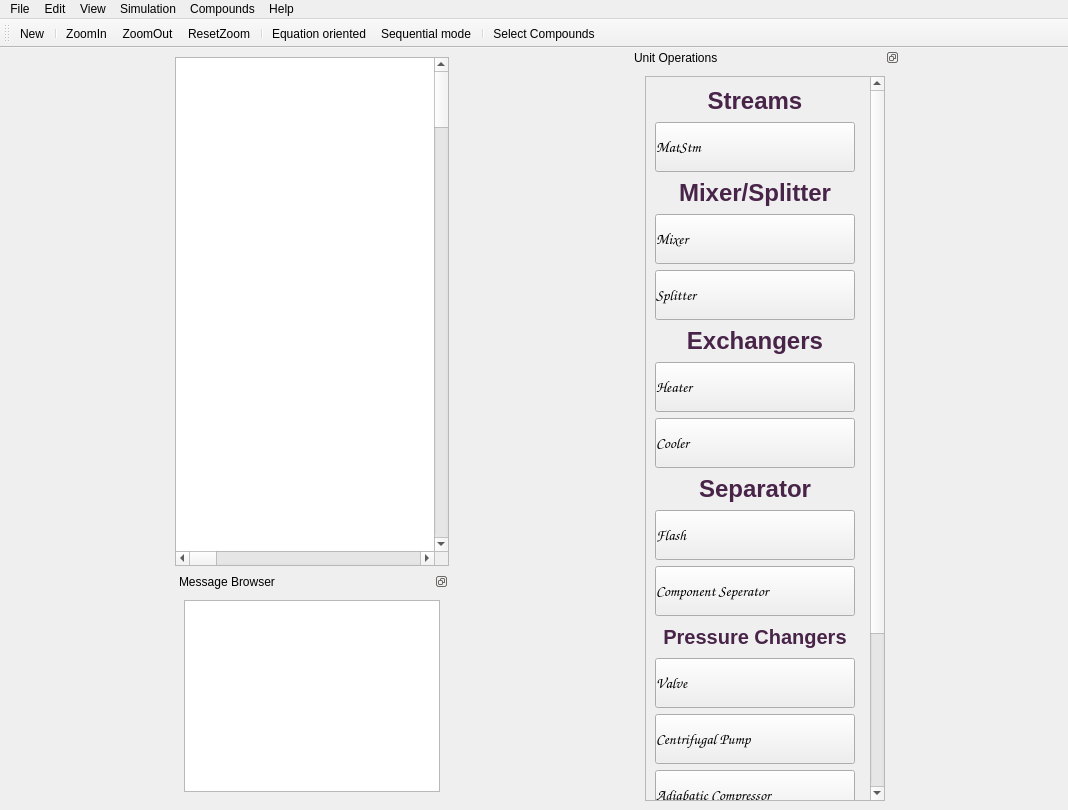
First picture: the form in main.ui, repository Anujg935/OMChemSimGUI, before the edit.
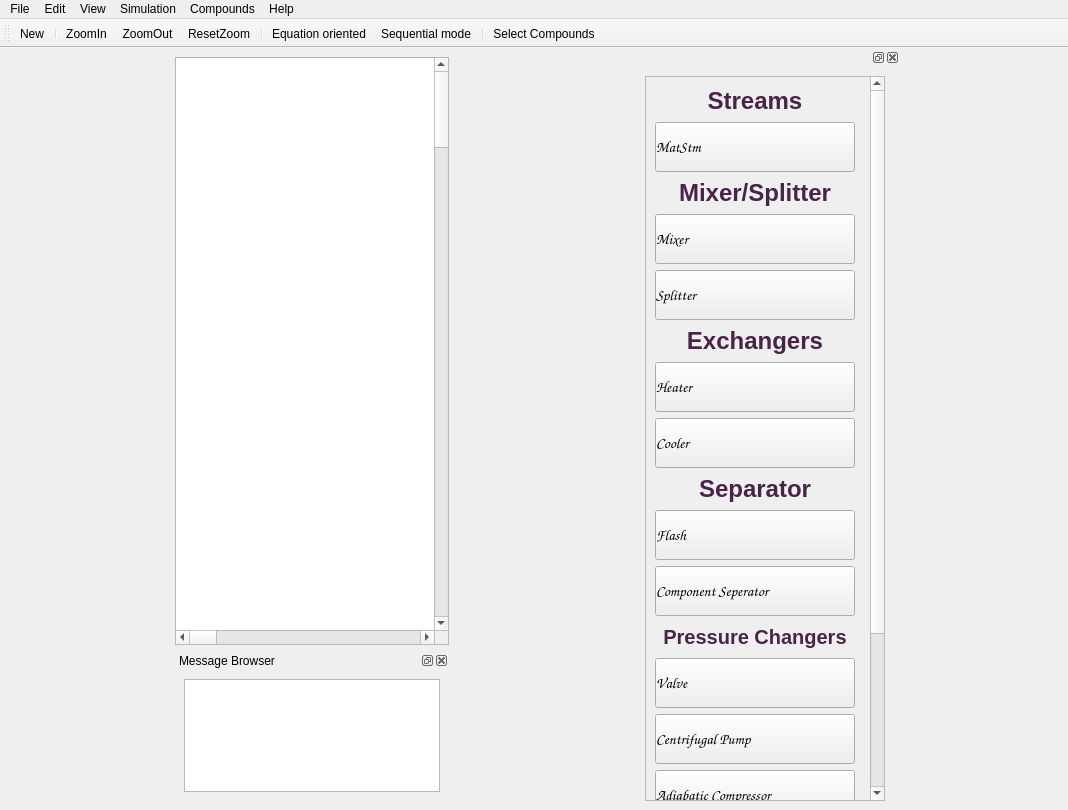
Second picture: the form after the edit. Icons and pictures are not drawn.

```diff
--- a/main.ui
+++ b/main.ui
@@ -108,7 +108,7 @@
     <item row="1" column="0">
      <widget class="QDockWidget" name="dockWidget_2">
       <property name="sizePolicy">
-       <sizepolicy hsizetype="Preferred" vsizetype="Maximum">
+       <sizepolicy hsizetype="Preferred" vsizetype="Preferred">
         <horstretch>0</horstretch>
         <verstretch>0</verstretch>
        </sizepolicy>
@@ -122,12 +122,9 @@
       <property name="maximumSize">
        <size>
         <width>524287</width>
-        <height>523435</height>
+        <height>150</height>
        </size>
       </property>
-      <property name="features">
-       <set>QDockWidget::DockWidgetFloatable|QDockWidget::DockWidgetMovable</set>
-      </property>
       <property name="allowedAreas">
        <set>Qt::BottomDockWidgetArea</set>
       </property>
@@ -218,12 +215,6 @@
      <height>524287</height>
     </size>
    </property>
-   <property name="features">
-    <set>QDockWidget::DockWidgetFloatable|QDockWidget::DockWidgetMovable</set>
-   </property>
-   <property name="windowTitle">
-    <string>Unit Operations</string>
-   </property>
    <attribute name="dockWidgetArea">
     <number>2</number>
    </attribute>
```
Left out of the diff: 5 changed lines with no effect on the pictures.
